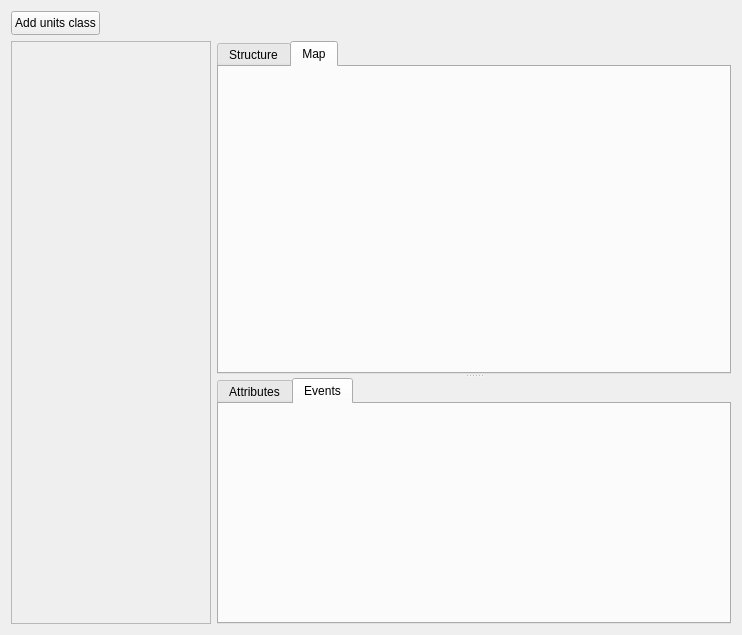
Old version of the form src/apps/openfluid-builder/spatial/SpatialDomainWidget.ui in the repository OpenFLUID/openfluid.
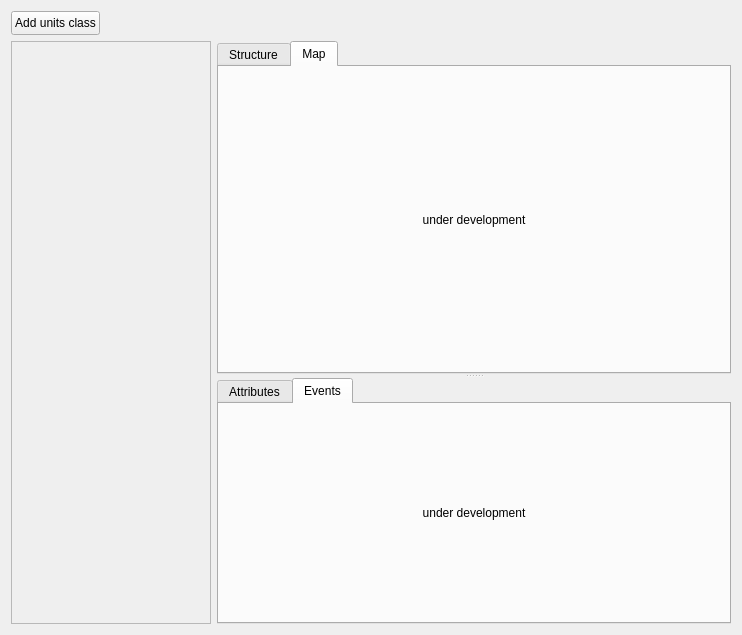
New version of the form. The open tabs and pages were chosen to show the change.

Commit message:
Added spatial domain attributes in OpenFLUID-Builder
* Updated spatial domain widget

(references OpenFLUID/openfluid#291)

Patch:
```diff
--- a/src/apps/openfluid-builder/spatial/SpatialDomainWidget.ui
+++ b/src/apps/openfluid-builder/spatial/SpatialDomainWidget.ui
@@ -330,6 +330,18 @@
          <attribute name="title">
           <string>Map</string>
          </attribute>
+         <layout class="QVBoxLayout" name="verticalLayout_8">
+          <item>
+           <widget class="QLabel" name="label_4">
+            <property name="text">
+             <string>under development</string>
+            </property>
+            <property name="alignment">
+             <set>Qt::AlignCenter</set>
+            </property>
+           </widget>
+          </item>
+         </layout>
         </widget>
        </widget>
        <widget class="QTabWidget" name="DataTabWidget">
@@ -424,6 +436,18 @@
          <attribute name="title">
           <string>Events</string>
          </attribute>
+         <layout class="QVBoxLayout" name="verticalLayout">
+          <item>
+           <widget class="QLabel" name="label_2">
+            <property name="text">
+             <string>under development</string>
+            </property>
+            <property name="alignment">
+             <set>Qt::AlignCenter</set>
+            </property>
+           </widget>
+          </item>
+         </layout>
         </widget>
        </widget>
       </widget>
```
Left out of the diff: 12 changed lines with no effect on the pictures. The commit also changes 4 other files.
